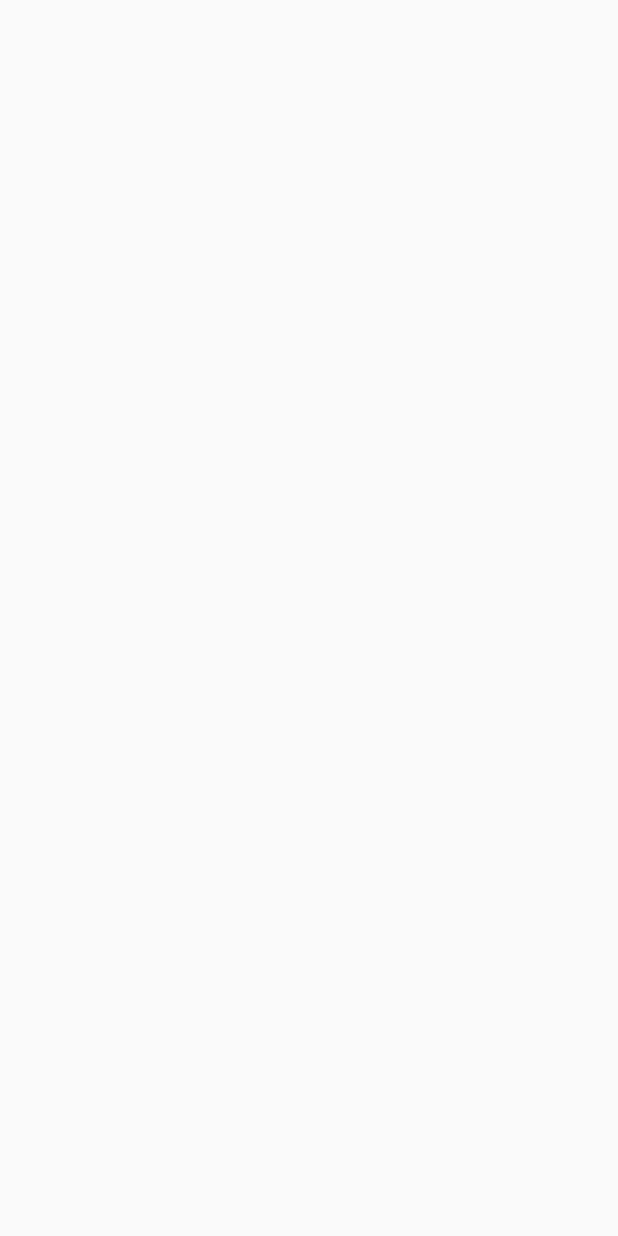
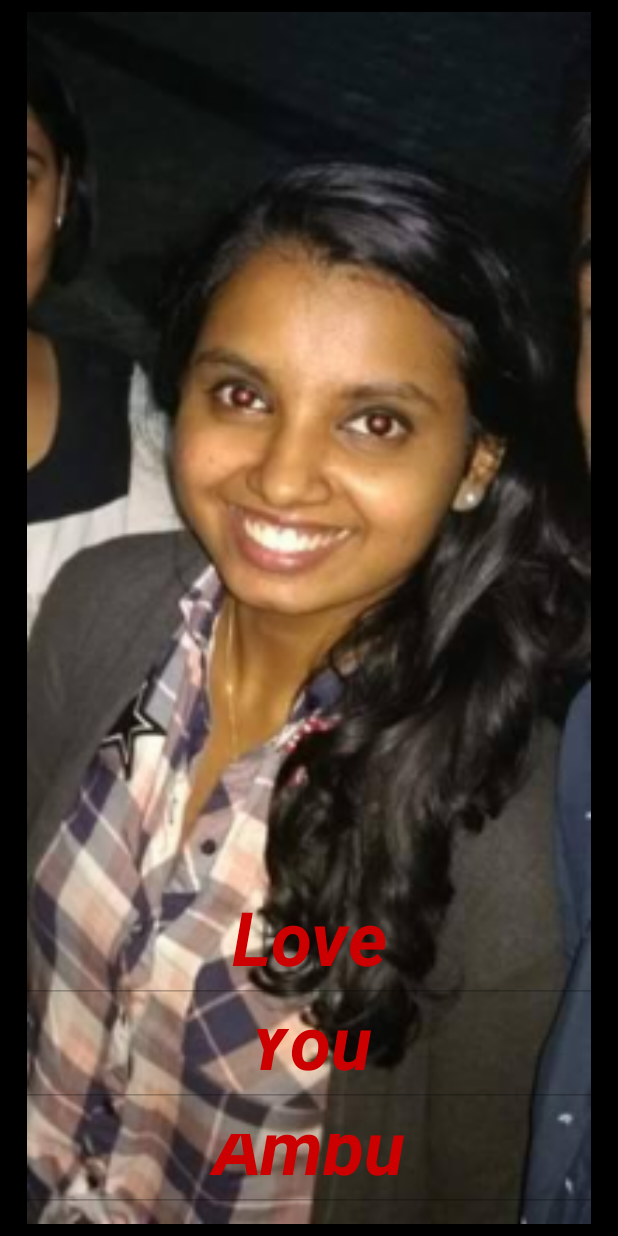
Before and after one commit to pankajchanda94/Android, an Android app: the sholove screen opened directly, with no data from a screen before it, on a phone screen of 412 x 824 dp. Before the commit the screen is empty. Run offline under Robolectric (Android 15) with nearby library versions, the phone set to English and light mode, and no system bars.

Commit message:
added_ambili_

```diff
--- a/app/src/main/res/layout/activity_sholove.xml
+++ b/app/src/main/res/layout/activity_sholove.xml
@@ -3,14 +3,90 @@
     xmlns:app="http://schemas.android.com/apk/res-auto"
     xmlns:tools="http://schemas.android.com/tools"
     android:layout_width="match_parent"
+    android:background="@color/colorPrimaryDark"
     android:layout_height="match_parent"
-    tools:context="com.example.pcchanda.myapplication.sholove">
+    tools:context="com.example.pcchanda.myapplication.sholove"
+    tools:layout_editor_absoluteY="25dp"
+    tools:layout_editor_absoluteX="0dp">
 
     <ImageView
         android:id="@+id/imageView"
-        android:layout_width="395dp"
-        android:layout_height="643dp"
 
-        tools:layout_editor_absoluteX="8dp"
-        tools:layout_editor_absoluteY="8dp" />
+        android:layout_width="0dp"
+        android:layout_height="0dp"
+        android:background="@color/colorPrimaryDark"
+        android:scaleType="fitCenter"
+        android:src="@drawable/ambu"
+        app:layout_constraintTop_toTopOf="parent"
+        android:layout_marginTop="8dp"
+        android:layout_marginLeft="8dp"
+        app:layout_constraintLeft_toLeftOf="parent"
+        android:layout_marginRight="8dp"
+        app:layout_constraintRight_toRightOf="parent"
+        app:layout_constraintBottom_toBottomOf="parent"
+        android:layout_marginBottom="8dp" />
+
+    <EditText
+        android:id="@+id/lov"
+        android:layout_width="0dp"
+        android:layout_height="62dp"
+        android:layout_marginBottom="8dp"
+        android:layout_marginLeft="8dp"
+        android:layout_marginRight="8dp"
+        android:editable="false"
+        android:ems="10"
+        android:enabled="false"
+        android:gravity="center_horizontal"
+        android:inputType="textPersonName"
+        android:text="You"
+        android:textColor="@android:color/holo_red_dark"
+        android:textSize="50sp"
+        android:textStyle="bold|italic"
+        app:layout_constraintBottom_toTopOf="@+id/editText4"
+        app:layout_constraintHorizontal_bias="0.0"
+        app:layout_constraintLeft_toLeftOf="parent"
+        app:layout_constraintRight_toRightOf="parent" />
+
+    <EditText
+        android:id="@+id/editText4"
+        android:layout_width="0dp"
+        android:layout_height="62dp"
+        android:layout_marginBottom="8dp"
+        android:layout_marginLeft="8dp"
+        android:layout_marginRight="8dp"
+        android:editable="false"
+        android:ems="10"
+        android:enabled="false"
+        android:gravity="center_horizontal"
+        android:inputType="textPersonName"
+        android:text="Ambu"
+        android:textColor="@android:color/holo_red_dark"
+        android:textSize="50sp"
+        android:textStyle="bold|italic"
+        app:layout_constraintBottom_toBottomOf="@+id/imageView"
+        app:layout_constraintHorizontal_bias="0.0"
+        app:layout_constraintLeft_toLeftOf="parent"
+        app:layout_constraintRight_toRightOf="parent" />
+
+    <EditText
+        android:id="@+id/editText3"
+        android:layout_width="0dp"
+        android:layout_height="wrap_content"
+        android:layout_marginLeft="8dp"
+        android:layout_marginRight="8dp"
+        android:editable="false"
+        android:ems="10"
+        android:enabled="false"
+        android:gravity="center_horizontal"
+        android:inputType="textPersonName"
+        android:text="Love"
+        android:textColor="@android:color/holo_red_dark"
+        android:textSize="50sp"
+        android:textStyle="bold|italic"
+        app:layout_constraintHorizontal_bias="0.5"
+        app:layout_constraintLeft_toLeftOf="parent"
+        app:layout_constraintRight_toRightOf="parent"
+        android:layout_marginBottom="7dp"
+        app:layout_constraintBottom_toTopOf="@+id/lov" />
+
 </android.support.constraint.ConstraintLayout>
```
Also changed, not shown: app/src/main/res/drawable-hdpi/ambu.png (added), app/src/main/res/drawable-hdpi/ic_action_name.png (deleted), app/src/main/res/drawable-mdpi/ambu.png (added), app/src/main/res/drawable-mdpi/ic_action_name.png (deleted), app/src/main/res/drawable-xhdpi/ambu.png (added), app/src/main/res/drawable-xhdpi/ic_action_name.png (deleted), app/src/main/res/drawable-xxhdpi/ambu.png (added), app/src/main/res/drawable-xxhdpi/ic_action_name.png (deleted), app/src/main/res/drawable-xxxhdpi/ambu.png (added).
